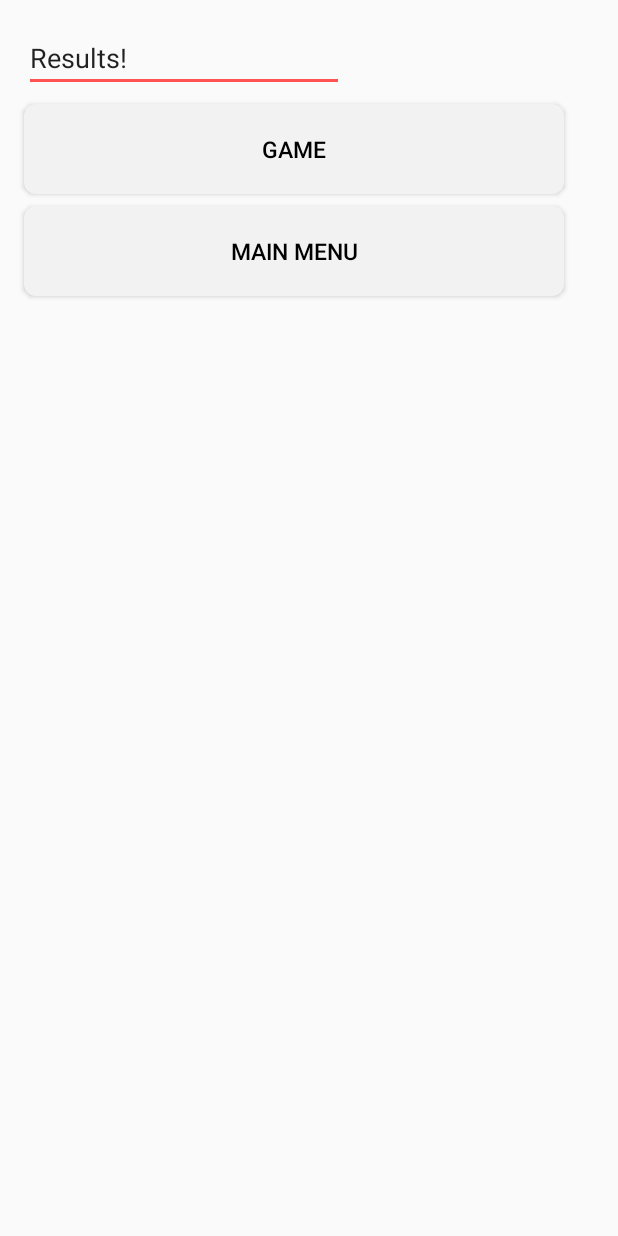
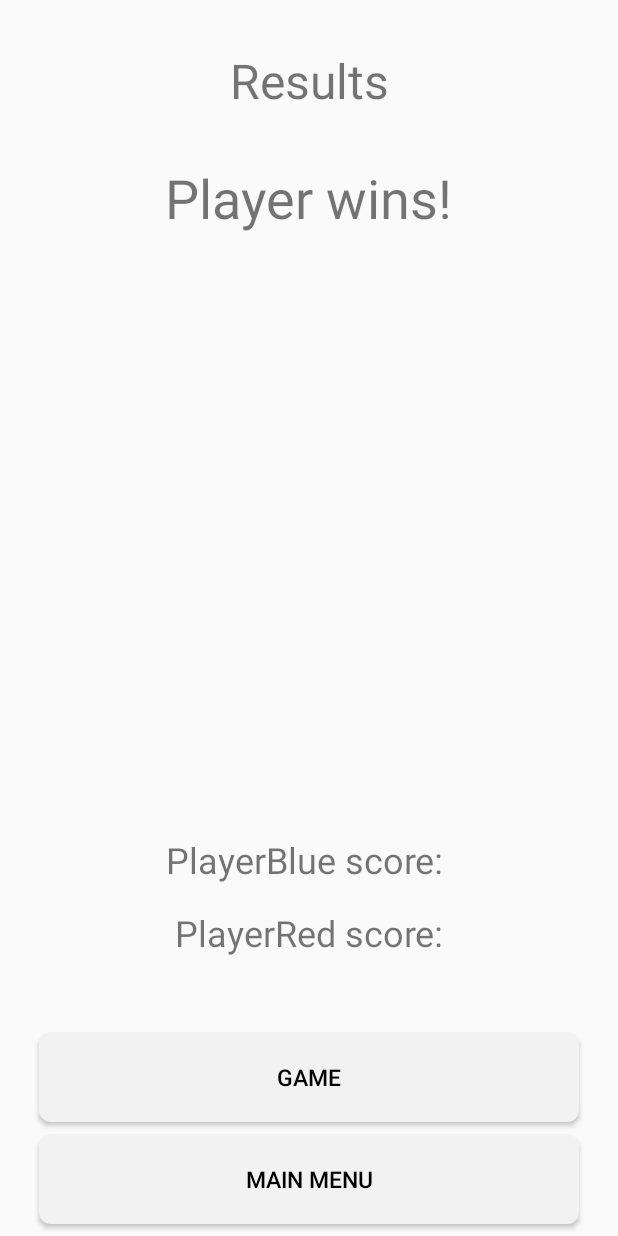
Before and after one commit to best-cat-hustlers/cs446-project, an Android app: the ResultsActivity screen opened directly, with no data from a screen before it, on a phone screen of 412 x 824 dp. Run offline under Robolectric (Android 15) with nearby library versions, the phone set to English and light mode, and no system bars.

Commit message:
Added text to ResultsActivity

```diff
--- a/app/src/main/res/layout/activity_results.xml
+++ b/app/src/main/res/layout/activity_results.xml
@@ -6,37 +6,82 @@
     android:layout_height="match_parent"
     tools:context=".ResultsActivity">
 
-    <EditText
-        android:id="@+id/editText2"
-        android:layout_width="wrap_content"
-        android:layout_height="wrap_content"
-        android:layout_marginStart="16dp"
-        android:layout_marginTop="16dp"
-        android:ems="10"
-        android:inputType="textPersonName"
-        android:text="Results!"
-        app:layout_constraintStart_toStartOf="parent"
-        app:layout_constraintTop_toTopOf="parent" />
-
     <Button
         android:id="@+id/game_button"
         android:layout_width="wrap_content"
         android:layout_height="wrap_content"
-        android:layout_marginStart="16dp"
-        android:layout_marginTop="8dp"
+        android:layout_marginStart="8dp"
+        android:layout_marginEnd="8dp"
+        android:layout_marginBottom="8dp"
         android:onClick="openGameActivity"
         android:text="Game"
-        app:layout_constraintStart_toStartOf="parent"
-        app:layout_constraintTop_toBottomOf="@+id/editText2" />
+        app:layout_constraintBottom_toTopOf="@+id/main_menu_button"
+        app:layout_constraintEnd_toEndOf="parent"
+        app:layout_constraintStart_toStartOf="parent" />
 
     <Button
         android:id="@+id/main_menu_button"
         android:layout_width="wrap_content"
         android:layout_height="wrap_content"
-        android:layout_marginStart="16dp"
-        android:layout_marginTop="8dp"
+        android:layout_marginStart="8dp"
+        android:layout_marginEnd="8dp"
+        android:layout_marginBottom="8dp"
         android:onClick="openMainActivity"
         android:text="Main Menu"
+        app:layout_constraintBottom_toBottomOf="parent"
+        app:layout_constraintEnd_toEndOf="parent"
+        app:layout_constraintStart_toStartOf="parent" />
+
+    <TextView
+        android:id="@+id/textResults"
+        android:layout_width="wrap_content"
+        android:layout_height="wrap_content"
+        android:layout_marginStart="8dp"
+        android:layout_marginTop="32dp"
+        android:layout_marginEnd="8dp"
+        android:text="Results"
+        android:textSize="32sp"
+        app:layout_constraintEnd_toEndOf="parent"
         app:layout_constraintStart_toStartOf="parent"
-        app:layout_constraintTop_toBottomOf="@+id/game_button" />
+        app:layout_constraintTop_toTopOf="parent" />
+
+    <TextView
+        android:id="@+id/textPlayer1Score"
+        android:layout_width="wrap_content"
+        android:layout_height="wrap_content"
+        android:layout_marginStart="8dp"
+        android:layout_marginEnd="8dp"
+        android:layout_marginBottom="16dp"
+        android:text="PlayerBlue score: "
+        android:textSize="24sp"
+        app:layout_constraintBottom_toTopOf="@+id/textPlayer2Score"
+        app:layout_constraintEnd_toEndOf="parent"
+        app:layout_constraintStart_toStartOf="parent" />
+
+    <TextView
+        android:id="@+id/textPlayer2Score"
+        android:layout_width="wrap_content"
+        android:layout_height="wrap_content"
+        android:layout_marginStart="8dp"
+        android:layout_marginEnd="8dp"
+        android:layout_marginBottom="50dp"
+        android:text="PlayerRed score:"
+        android:textSize="24sp"
+        app:layout_constraintBottom_toTopOf="@+id/game_button"
+        app:layout_constraintEnd_toEndOf="parent"
+        app:layout_constraintStart_toStartOf="parent" />
+
+    <TextView
+        android:id="@+id/textWinner"
+        android:layout_width="wrap_content"
+        android:layout_height="wrap_content"
+        android:layout_marginStart="8dp"
+        android:layout_marginTop="32dp"
+        android:layout_marginEnd="8dp"
+        android:text="Player wins!"
+        android:textSize="36sp"
+        app:layout_constraintEnd_toEndOf="parent"
+        app:layout_constraintStart_toStartOf="parent"
+        app:layout_constraintTop_toBottomOf="@+id/textResults" />
+
 </android.support.constraint.ConstraintLayout>
```
